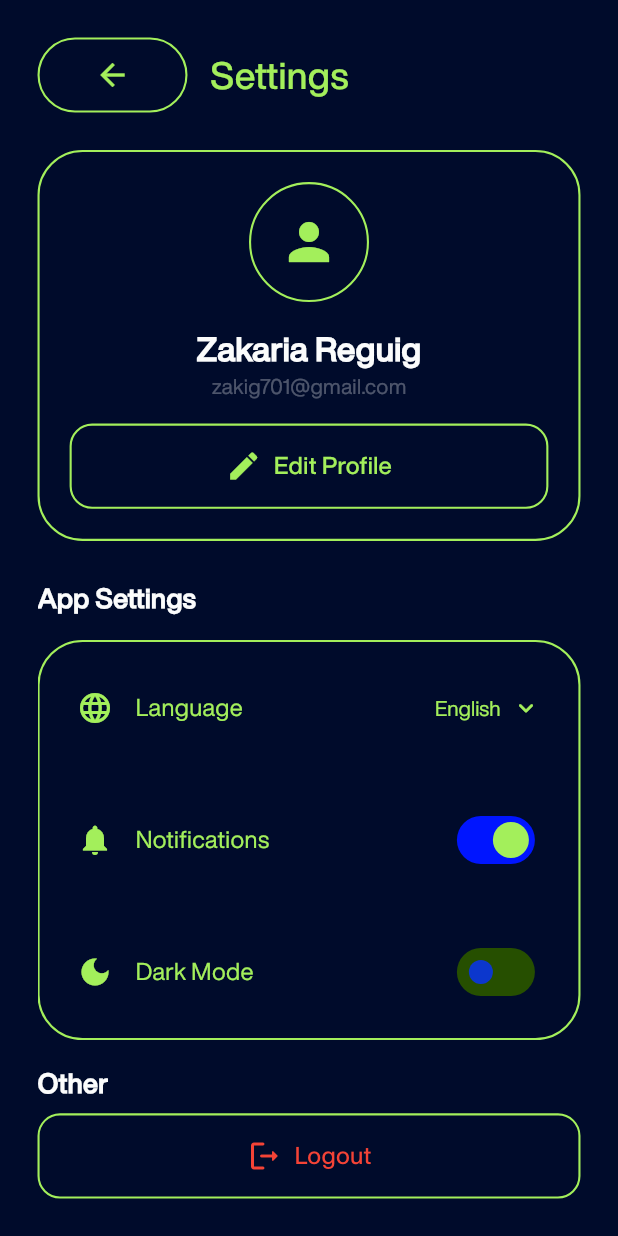
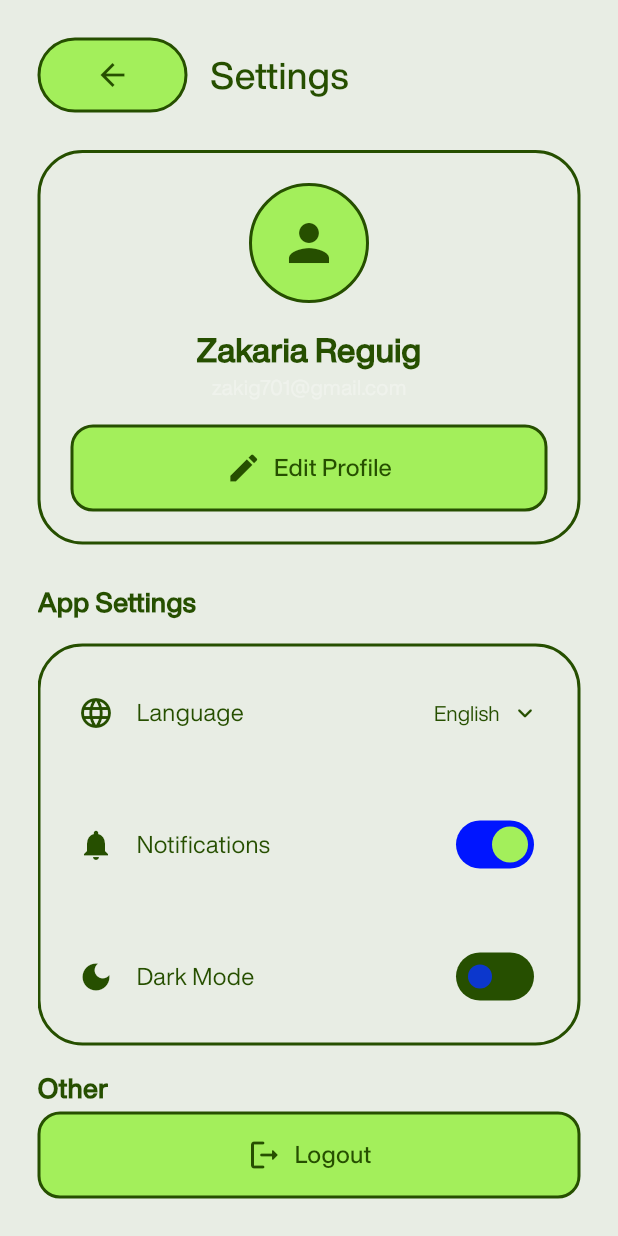
Before and after one commit to zaki-reg/university-calculator, a Flutter app: the SettingsPage screen opened directly, on a phone screen of 412 x 824 dp. Run offline on Flutter 3.47's test engine with Material 3 defaults, Android fonts, the phone set to English and light mode, and no system bars; our stand-ins replace carousel_slider, flutter_svg.

Commit message:
Fixed settings_page.dart

```diff
--- a/lib/screens/settings_page.dart
+++ b/lib/screens/settings_page.dart
@@ -18,14 +18,13 @@ class _SettingsPageState extends State<SettingsPage> {
   @override
   Widget build(BuildContext context) {
     return Scaffold(
-      backgroundColor: const Color(0xFF000B2B),
+      backgroundColor: backgroundColor,
       body: SafeArea(
         child: Padding(
           padding: const EdgeInsets.all(25.0),
           child: Column(
             crossAxisAlignment: CrossAxisAlignment.start,
             children: [
-              // Header with back button
               Row(
                 children: [
                   GestureDetector(
@@ -35,13 +34,14 @@ class _SettingsPageState extends State<SettingsPage> {
                       height: 50.0,
                       padding: const EdgeInsets.all(8),
                       decoration: BoxDecoration(
-                        border: Border.all(color: limeGreen, width: 1.4),
+                        color: limeGreen,
+                        border: Border.all(color: darkGreen, width: 2),
                         borderRadius: BorderRadius.circular(30),
                       ),
                       child: const Icon(
                         Icons.arrow_back,
                         size: 24,
-                        color: limeGreen,
+                        color: darkGreen,
                       ),
                     ),
                   ),
@@ -51,33 +51,32 @@ class _SettingsPageState extends State<SettingsPage> {
                     style: textStyle.copyWith(
                         fontSize: 25,
                         fontWeight: FontWeight.w600,
-                        color: limeGreen),
+                        color: darkGreen),
                   ),
                 ],
               ),
               const SizedBox(height: 25),
 
-              // Profile Section
               Container(
                 padding: const EdgeInsets.all(20),
                 decoration: BoxDecoration(
-                  border: Border.all(color: limeGreen, width: 1.4),
+                  border: Border.all(color: darkGreen, width: 2),
                   borderRadius: BorderRadius.circular(30),
                 ),
                 child: Column(
                   children: [
-                    // Profile Picture
                     Container(
                       width: 80,
                       height: 80,
                       decoration: BoxDecoration(
-                        border: Border.all(color: limeGreen, width: 1.4),
+                        color: limeGreen,
+                        border: Border.all(color: darkGreen, width: 2),
                         borderRadius: BorderRadius.circular(40),
                       ),
                       child: const Icon(
                         Icons.person,
                         size: 40,
-                        color: limeGreen,
+                        color: darkGreen,
                       ),
                     ),
                     const SizedBox(height: 15),
@@ -86,7 +85,7 @@ class _SettingsPageState extends State<SettingsPage> {
                       style: textStyle.copyWith(
                           fontSize: 22,
                           fontWeight: FontWeight.bold,
-                          color: highlightWhite),
+                          color: darkGreen),
                     ),
                     Text(
                       userEmail,
@@ -99,10 +98,8 @@ class _SettingsPageState extends State<SettingsPage> {
                     _buildActionButton(
                       'Edit Profile',
                       Icons.edit,
-                      color: limeGreen,
-                      () {
-                        // Implement edit profile functionality
-                      },
+                      color: darkGreen,
+                      () {},
                     ),
                   ],
                 ),
@@ -123,9 +120,9 @@ class _SettingsPageState extends State<SettingsPage> {
                             trailing: DropdownButton<String>(
                               style: textStyle.copyWith(
                                 fontSize: 15,
-                                color: limeGreen,
+                                color: darkGreen,
                               ),
-                              iconEnabledColor: limeGreen,
+                              iconEnabledColor: darkGreen,
                               iconDisabledColor: darkGreen,
                               value: selectedLanguage,
                               underline: const SizedBox(),
@@ -152,7 +149,7 @@ class _SettingsPageState extends State<SettingsPage> {
                               elevation: 0,
                               borderRadius: BorderRadius.circular(15.0),
                               menuWidth: 120.0,
-                              dropdownColor: darkGreen,
+                              dropdownColor: limeGreen,
                               iconSize: 20.0,
                               icon: const Icon(
                                 Icons.keyboard_arrow_down_rounded,
@@ -241,7 +238,7 @@ class _SettingsPageState extends State<SettingsPage> {
                 () {
                   // Implement logout functionality
                 },
-                color: Colors.red,
+                color: darkGreen,
               ),
             ],
           ),
@@ -257,12 +254,12 @@ class _SettingsPageState extends State<SettingsPage> {
         Text(
           title,
           style: textStyle.copyWith(
-              fontSize: 18, fontWeight: FontWeight.bold, color: highlightWhite),
+              fontSize: 18, fontWeight: FontWeight.bold, color: darkGreen),
         ),
         const SizedBox(height: 15),
         Container(
           decoration: BoxDecoration(
-            border: Border.all(color: limeGreen, width: 1.4),
+            border: Border.all(color: darkGreen, width: 2),
             borderRadius: BorderRadius.circular(30),
           ),
           child: Column(
@@ -283,23 +280,16 @@ class _SettingsPageState extends State<SettingsPage> {
       onTap: onTap,
       child: Container(
         padding: const EdgeInsets.symmetric(horizontal: 25, vertical: 20),
-        decoration: const BoxDecoration(
-            // border: Border(
-            //   bottom: BorderSide(
-            //     color: PrimaryBlue,
-            //     width: 1.4,
-            //   ),
-            // ),
-            ),
+        decoration: const BoxDecoration(),
         child: Row(
           children: [
-            Icon(icon, size: 24, color: limeGreen),
+            Icon(icon, size: 24, color: darkGreen),
             const SizedBox(width: 15),
             Text(
               title,
               style: textStyle.copyWith(
                 fontSize: 16,
-                color: limeGreen,
+                color: darkGreen,
               ),
             ),
             const Spacer(),
@@ -310,12 +300,8 @@ class _SettingsPageState extends State<SettingsPage> {
     );
   }
 
-  Widget _buildActionButton(
-    String title,
-    IconData icon,
-    VoidCallback onTap, {
-    Color color = Colors.green,
-  }) {
+  Widget _buildActionButton(String title, IconData icon, VoidCallback onTap,
+      {Color color = Colors.green}) {
     return InkWell(
       borderRadius: BorderRadius.circular(15),
       splashColor: color,
@@ -324,7 +310,8 @@ class _SettingsPageState extends State<SettingsPage> {
         width: double.infinity,
         padding: const EdgeInsets.symmetric(vertical: 15),
         decoration: BoxDecoration(
-          border: Border.all(color: limeGreen, width: 1.4),
+          color: limeGreen,
+          border: Border.all(color: darkGreen, width: 2),
           borderRadius: BorderRadius.circular(15),
         ),
         child: Row(
```
